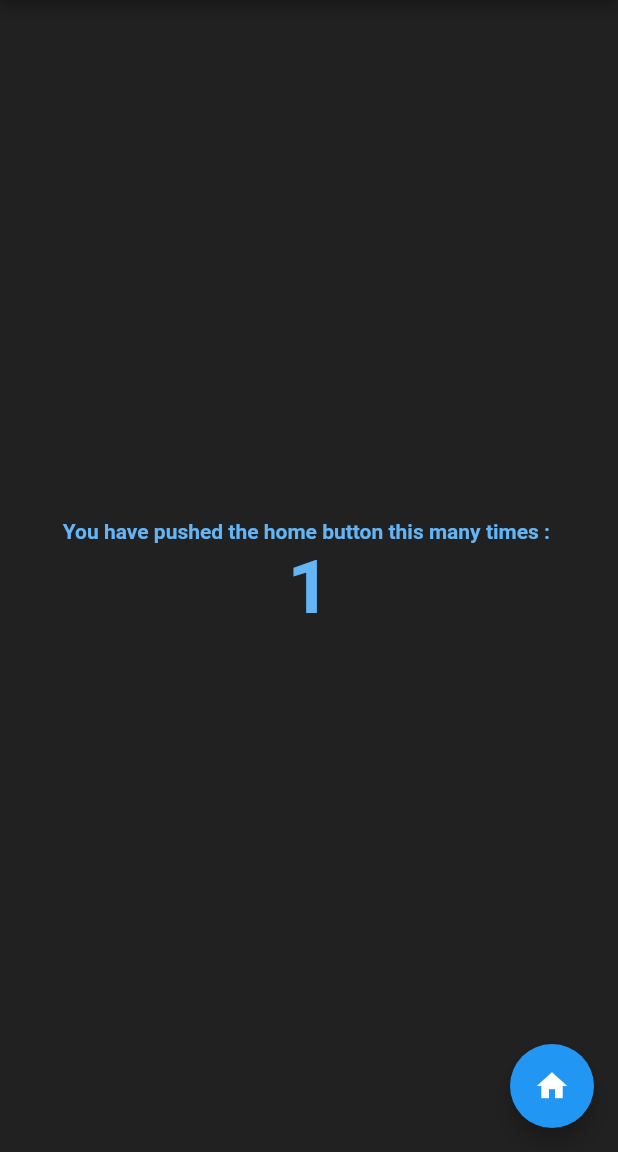
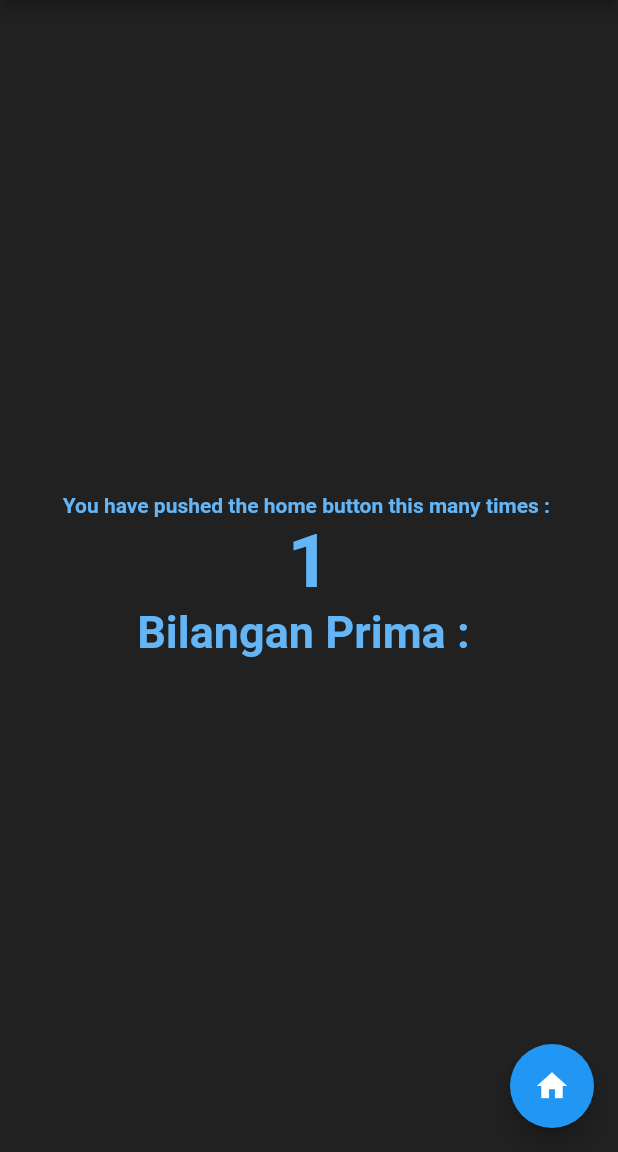
Before and after one commit to Gagas17ez/HelloWorldPerangkatBergerak, a Flutter app: the screen it shows after launch, after a tap on the "home" icon, on a phone screen of 412 x 824 dp, the part 84-1236 px from its top. Run offline on Flutter 3.47's test engine with Material 2 defaults, Android fonts, the light colour scheme and no system bars.

Commit message:
soal dan latihan week2

```diff
--- a/lib/main.dart
+++ b/lib/main.dart
@@ -1,124 +1,8 @@
+import 'dart:developer';
+
 import 'package:flutter/material.dart';
+import 'package:helloproject/soal1.dart';
 
 void main() {
-  runApp(const MyApp());
+  runApp(const Soal1());
 }
-
-class MyApp extends StatelessWidget {
-  const MyApp({Key? key}) : super(key: key);
-
-  // This widget is the root of your application.
-  @override
-  Widget build(BuildContext context) {
-    return MaterialApp(
-      title: 'Flutter Demo',
-      theme: ThemeData(
-        // This is the theme of your application.
-        //
-        // Try running your application with "flutter run". You'll see the
-        // application has a blue toolbar. Then, without quitting the app, try
-        // changing the primarySwatch below to Colors.green and then invoke
-        // "hot reload" (press "r" in the console where you ran "flutter run",
-        // or simply save your changes to "hot reload" in a Flutter IDE).
-        // Notice that the counter didn't reset back to zero; the application
-        // is not restarted.
-        primarySwatch: Colors.blue,
-      ),
-      home: MyHomePage(title: 'Flutter Demo Hello World'),
-    );
-  }
-}
-
-class MyHomePage extends StatefulWidget {
-  const MyHomePage({Key? key, required this.title}) : super(key: key);
-
-  // This widget is the home page of your application. It is stateful, meaning
-  // that it has a State object (defined below) that contains fields that affect
-  // how it looks.
-
-  // This class is the configuration for the state. It holds the values (in this
-  // case the title) provided by the parent (in this case the App widget) and
-  // used by the build method of the State. Fields in a Widget subclass are
-  // always marked "final".
-
-  final String title;
-
-  @override
-  State<MyHomePage> createState() => _MyHomePageState();
-}
-
-class _MyHomePageState extends State<MyHomePage> {
-  int _counter = 0;
-
-  void _incrementCounter() {
-    setState(() {
-      // This call to setState tells the Flutter framework that something has
-      // changed in this State, which causes it to rerun the build method below
-      // so that the display can reflect the updated values. If we changed
-      // _counter without calling setState(), then the build method would not be
-      // called again, and so nothing would appear to happen.
-      _counter++;
-    });
-  }
-
-  @override
-  Widget build(BuildContext context) {
-    // This method is rerun every time setState is called, for instance as done
-    // by the _incrementCounter method above.
-    //
-    // The Flutter framework has been optimized to make rerunning build methods
-    // fast, so that you can just rebuild anything that needs updating rather
-    // than having to individually change instances of widgets.
-    return Scaffold(
-      backgroundColor: Colors.grey.shade900,
-      appBar: AppBar(
-        // Here we take the value from the MyHomePage object that was created by
-        // the App.build method, and use it to set our appbar title.
-        title: Text(widget.title),
-      ),
-      body: Center(
-        // Center is a layout widget. It takes a single child and positions it
-        // in the middle of the parent.
-        child: Column(
-          // Column is also a layout widget. It takes a list of children and
-          // arranges them vertically. By default, it sizes itself to fit its
-          // children horizontally, and tries to be as tall as its parent.
-          //
-          // Invoke "debug painting" (press "p" in the console, choose the
-          // "Toggle Debug Paint" action from the Flutter Inspector in Android
-          // Studio, or the "Toggle Debug Paint" command in Visual Studio Code)
-          // to see the wireframe for each widget.
-          //
-          // Column has various properties to control how it sizes itself and
-          // how it positions its children. Here we use mainAxisAlignment to
-          // center the children vertically; the main axis here is the vertical
-          // axis because Columns are vertical (the cross axis would be
-          // horizontal).
-          mainAxisAlignment: MainAxisAlignment.center,
-          children: <Widget>[
-            Text(
-              'You have pushed the home button this many times : ',
-              style: TextStyle(
-                fontWeight: FontWeight.w700,
-                color: Colors.blue[300],
-              ),
-            ),
-            Text(
-              '$_counter',
-              style: TextStyle(
-                fontSize: 50,
-                fontWeight: FontWeight.w700,
-                color: Colors.blue[300],
-              ),
-            ),
-          ],
-        ),
-      ),
-      floatingActionButton: FloatingActionButton(
-        onPressed: _incrementCounter,
-        tooltip: 'Increment',
-        child: const Icon(Icons.home),
-      ), // This trailing comma makes auto-formatting nicer for build methods.
-    );
-  }
-}
--- /dev/null
+++ b/lib/soal1.dart
@@ -0,0 +1,135 @@
+import 'dart:developer';
+
+import 'package:flutter/material.dart';
+
+class Soal1 extends StatelessWidget {
+  const Soal1({Key? key}) : super(key: key);
+
+  // This widget is the root of your application.
+  @override
+  Widget build(BuildContext context) {
+    return MaterialApp(
+      title: 'Flutter Demo',
+      theme: ThemeData(
+        primarySwatch: Colors.blue,
+      ),
+      home: MyHomePage(title: 'Flutter Demo Hello World'),
+    );
+  }
+}
+
+class MyHomePage extends StatefulWidget {
+  const MyHomePage({Key? key, required this.title}) : super(key: key);
+
+  final String title;
+
+  @override
+  State<MyHomePage> createState() => _MyHomePageState();
+}
+
+class _MyHomePageState extends State<MyHomePage> {
+  int _counter = 0;
+  int _primeorno = 0;
+  int _cek = 0;
+  String _text = "";
+
+  void _incrementCounter() {
+    setState(() {
+      _counter++;
+
+      //percobaan1
+      if (_counter > 60) {
+        _counter = 1;
+      }
+
+      //perocbaan2
+      // if (_counter % 2 == 0) {
+      //   _text = "Bilangan Genap";
+      // } else {
+      //   _text = "Bilangan ganjil";
+      // }
+
+      // _text = "Genap : ";
+      // //percobaan3
+      // for (int i = 1; i <= _counter; i++) {
+      //   if (i % 2 == 0) {
+      //     _text += "${i}, ";
+      //   }
+      // }
+
+      //latihan
+      // _text = "genap kelipatan 3 = ";
+      // for (int i = 1; i <= _counter; i++) {
+      //   if (i % 2 == 0 && i % 3 == 0) {
+      //     _text += "${i}, ";
+      //   }
+      // }
+
+      //Tugas
+      _text = "Bilangan Prima : ";
+
+      void primeornoooo(int num) {
+        int i, m = 0, cek = 0;
+        m = num ~/ 2;
+        for (i = 2; i <= m; i++) {
+          if (num % i == 0) {
+            cek = 1;
+            break;
+          }
+        }
+        if (cek == 0) {
+          _text += "${num}, ";
+        }
+      }
+
+      for (int i = 2; i <= _counter; i++) {
+        primeornoooo(i);
+      }
+    });
+  }
+
+  @override
+  Widget build(BuildContext context) {
+    return Scaffold(
+      backgroundColor: Colors.grey.shade900,
+      appBar: AppBar(
+        title: Text(widget.title),
+      ),
+      body: Center(
+        child: Column(
+          mainAxisAlignment: MainAxisAlignment.center,
+          children: <Widget>[
+            Text(
+              'You have pushed the home button this many times : ',
+              style: TextStyle(
+                fontWeight: FontWeight.w700,
+                color: Colors.blue[300],
+              ),
+            ),
+            Text(
+              '$_counter',
+              style: TextStyle(
+                fontSize: 50,
+                fontWeight: FontWeight.w700,
+                color: Colors.blue[300],
+              ),
+            ),
+            Text(
+              _text,
+              style: TextStyle(
+                fontSize: 30,
+                fontWeight: FontWeight.w700,
+                color: Colors.blue[300],
+              ),
+            ),
+          ],
+        ),
+      ),
+      floatingActionButton: FloatingActionButton(
+        onPressed: _incrementCounter,
+        tooltip: 'Increment',
+        child: const Icon(Icons.home),
+      ), // This trailing comma makes auto-formatting nicer for build methods.
+    );
+  }
+}
```
Also changed, not shown: 1 other file.
